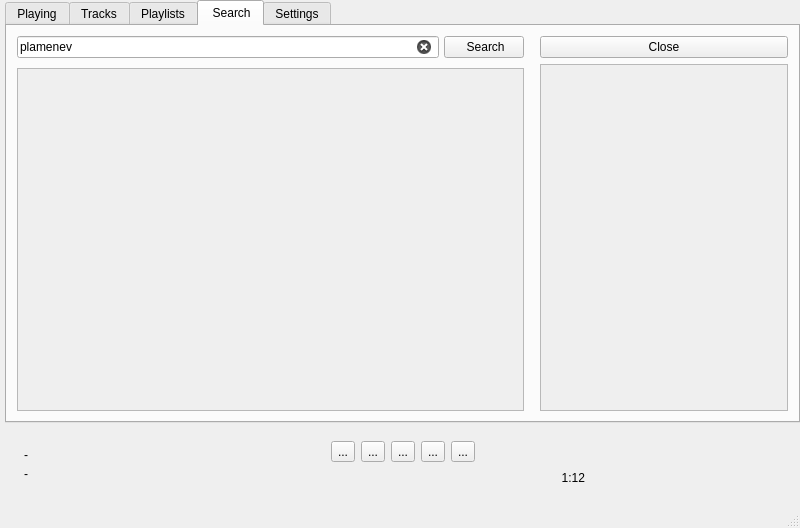
First picture: the form in serendipity/ui/desktop.ui, repository Firyst/MyMusicPlayer, before the edit.
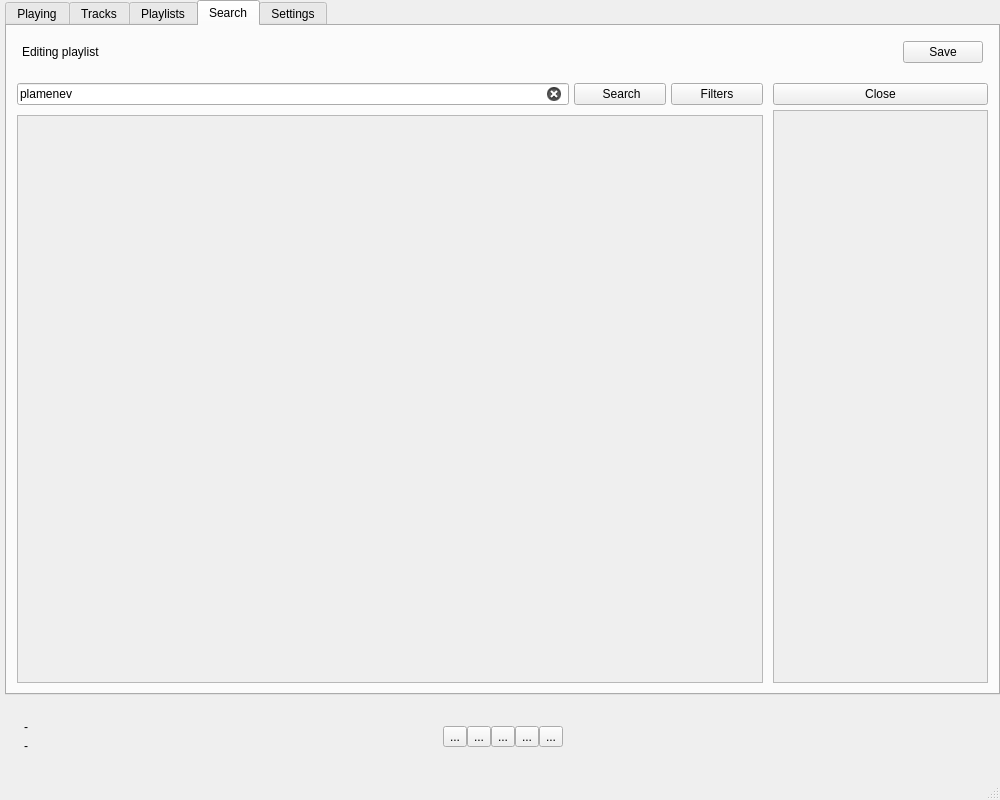
Second picture: the form after the edit. The open tabs and pages were chosen to show the change.

Commit message: Playlist edit functions Playlist delete Widget files separation Now full queue manager rework is required

Patch:
```diff
--- a/serendipity/ui/desktop.ui
+++ b/serendipity/ui/desktop.ui
@@ -6,8 +6,8 @@
    <rect>
     <x>0</x>
     <y>0</y>
-    <width>800</width>
-    <height>528</height>
+    <width>1000</width>
+    <height>800</height>
    </rect>
   </property>
   <property name="minimumSize">
@@ -20,7 +20,7 @@
    <string>MainWindow</string>
   </property>
   <widget class="QWidget" name="centralwidget">
-   <layout class="QGridLayout" name="gridLayout">
+   <layout class="QGridLayout" name="gridLayout" rowminimumheight="0,0">
     <property name="leftMargin">
      <number>5</number>
     </property>
@@ -98,6 +98,21 @@
        <item>
         <widget class="QWidget" name="player_middle" native="true">
          <layout class="QVBoxLayout" name="verticalLayout_6">
+          <property name="spacing">
+           <number>0</number>
+          </property>
+          <property name="leftMargin">
+           <number>0</number>
+          </property>
+          <property name="topMargin">
+           <number>0</number>
+          </property>
+          <property name="rightMargin">
+           <number>0</number>
+          </property>
+          <property name="bottomMargin">
+           <number>0</number>
+          </property>
           <item>
            <layout class="QHBoxLayout" name="player_buttons">
             <item>
@@ -200,20 +215,10 @@
            </layout>
           </item>
           <item>
-           <layout class="QHBoxLayout" name="player_time" stretch="1">
+           <layout class="QHBoxLayout" name="player_time">
             <property name="spacing">
              <number>10</number>
             </property>
-            <item>
-             <widget class="QLabel" name="label_current_time">
-              <property name="text">
-               <string>1:12</string>
-              </property>
-              <property name="alignment">
-               <set>Qt::AlignRight|Qt::AlignTrailing|Qt::AlignVCenter</set>
-              </property>
-             </widget>
-            </item>
            </layout>
           </item>
          </layout>
@@ -246,6 +251,12 @@
     </item>
     <item row="0" column="0">
      <widget class="QTabWidget" name="tab_widget">
+      <property name="minimumSize">
+       <size>
+        <width>0</width>
+        <height>0</height>
+       </size>
+      </property>
       <property name="tabPosition">
        <enum>QTabWidget::North</enum>
       </property>
@@ -559,9 +570,9 @@
       </widget>
       <widget class="QWidget" name="tab_search">
        <attribute name="title">
-        <string> Search</string>
+        <string>Search</string>
        </attribute>
-       <layout class="QGridLayout" name="gridLayout_4" rowstretch="0" columnstretch="0,0">
+       <layout class="QGridLayout" name="gridLayout_4" rowstretch="0,0" columnstretch="0,0">
         <property name="leftMargin">
          <number>5</number>
         </property>
@@ -574,7 +585,13 @@
         <property name="bottomMargin">
          <number>5</number>
         </property>
-        <item row="0" column="1">
+        <property name="horizontalSpacing">
+         <number>0</number>
+        </property>
+        <property name="verticalSpacing">
+         <number>5</number>
+        </property>
+        <item row="1" column="1">
          <widget class="QWidget" name="search_properties" native="true">
           <property name="sizePolicy">
            <sizepolicy hsizetype="Preferred" vsizetype="Preferred">
@@ -582,7 +599,16 @@
             <verstretch>0</verstretch>
            </sizepolicy>
           </property>
+          <property name="maximumSize">
+           <size>
+            <width>225</width>
+            <height>16777215</height>
+           </size>
+          </property>
           <layout class="QVBoxLayout" name="verticalLayout_5">
+           <property name="spacing">
+            <number>5</number>
+           </property>
            <property name="leftMargin">
             <number>5</number>
            </property>
@@ -607,6 +633,9 @@
            </item>
            <item>
             <widget class="QScrollArea" name="properties_area">
+             <property name="enabled">
+              <bool>true</bool>
+             </property>
              <property name="sizePolicy">
               <sizepolicy hsizetype="Preferred" vsizetype="Preferred">
                <horstretch>0</horstretch>
@@ -621,21 +650,37 @@
                <rect>
                 <x>0</x>
                 <y>0</y>
-                <width>242</width>
-                <height>322</height>
+                <width>213</width>
+                <height>551</height>
                </rect>
               </property>
               <property name="layoutDirection">
                <enum>Qt::LeftToRight</enum>
               </property>
-              <layout class="QVBoxLayout" name="verticalLayout_9"/>
+              <layout class="QVBoxLayout" name="verticalLayout_9">
+               <property name="spacing">
+                <number>5</number>
+               </property>
+               <property name="leftMargin">
+                <number>0</number>
+               </property>
+               <property name="topMargin">
+                <number>0</number>
+               </property>
+               <property name="rightMargin">
+                <number>0</number>
+               </property>
+               <property name="bottomMargin">
+                <number>0</number>
+               </property>
+              </layout>
              </widget>
             </widget>
            </item>
           </layout>
          </widget>
         </item>
-        <item row="0" column="0">
+        <item row="1" column="0">
          <widget class="QWidget" name="search_menu" native="true">
           <property name="sizePolicy">
            <sizepolicy hsizetype="Preferred" vsizetype="Preferred">
@@ -643,7 +688,7 @@
             <verstretch>0</verstretch>
            </sizepolicy>
           </property>
-          <layout class="QVBoxLayout" name="verticalLayout_7">
+          <layout class="QVBoxLayout" name="verticalLayout_7" stretch="0,0">
            <property name="spacing">
             <number>10</number>
            </property>
@@ -660,7 +705,7 @@
             <number>5</number>
            </property>
            <item>
-            <layout class="QHBoxLayout" name="search_field">
+            <layout class="QHBoxLayout" name="search_field" stretch="6,1,1">
              <property name="spacing">
               <number>5</number>
              </property>
@@ -698,7 +743,7 @@
              <item>
               <widget class="QPushButton" name="search_button">
                <property name="sizePolicy">
-                <sizepolicy hsizetype="Fixed" vsizetype="Preferred">
+                <sizepolicy hsizetype="Preferred" vsizetype="Preferred">
                  <horstretch>0</horstretch>
                  <verstretch>0</verstretch>
                 </sizepolicy>
@@ -717,6 +762,16 @@
                </property>
               </widget>
              </item>
+             <item>
+              <widget class="QPushButton" name="search_filter_button">
+               <property name="focusPolicy">
+                <enum>Qt::NoFocus</enum>
+               </property>
+               <property name="text">
+                <string>Filters</string>
+               </property>
+              </widget>
+             </item>
             </layout>
            </item>
            <item>
@@ -735,17 +790,89 @@
                <rect>
                 <x>0</x>
                 <y>0</y>
-                <width>501</width>
-                <height>313</height>
+                <width>744</width>
+                <height>544</height>
                </rect>
               </property>
-              <layout class="QVBoxLayout" name="verticalLayout"/>
+              <layout class="QVBoxLayout" name="verticalLayout">
+               <property name="spacing">
+                <number>5</number>
+               </property>
+               <property name="leftMargin">
+                <number>0</number>
+               </property>
+               <property name="topMargin">
+                <number>0</number>
+               </property>
+               <property name="rightMargin">
+                <number>0</number>
+               </property>
+               <property name="bottomMargin">
+                <number>0</number>
+               </property>
+              </layout>
              </widget>
             </widget>
            </item>
           </layout>
          </widget>
         </item>
+        <item row="0" column="0" colspan="2">
+         <widget class="QWidget" name="warning_widget_frame" native="true">
+          <layout class="QVBoxLayout" name="drhdh">
+           <property name="leftMargin">
+            <number>5</number>
+           </property>
+           <property name="topMargin">
+            <number>5</number>
+           </property>
+           <property name="rightMargin">
+            <number>5</number>
+           </property>
+           <property name="bottomMargin">
+            <number>5</number>
+           </property>
+           <item>
+            <widget class="QWidget" name="warning_widget" native="true">
+             <layout class="QHBoxLayout" name="horizontalLayout_6" stretch="10,0">
+              <property name="spacing">
+               <number>0</number>
+              </property>
+              <property name="leftMargin">
+               <number>5</number>
+              </property>
+              <property name="topMargin">
+               <number>5</number>
+              </property>
+              <property name="rightMargin">
+               <number>5</number>
+              </property>
+              <property name="bottomMargin">
+               <number>5</number>
+              </property>
+              <item>
+               <widget class="QLabel" name="label_editing_playlist">
+                <property name="text">
+                 <string>Editing playlist</string>
+                </property>
+               </widget>
+              </item>
+              <item>
+               <widget class="QPushButton" name="button_edit_finish">
+                <property name="focusPolicy">
+                 <enum>Qt::NoFocus</enum>
+                </property>
+                <property name="text">
+                 <string>Save</string>
+                </property>
+               </widget>
+              </item>
+             </layout>
+            </widget>
+           </item>
+          </layout>
+         </widget>
+        </item>
        </layout>
       </widget>
       <widget class="QWidget" name="tab_2">
```
Left out of the diff: 65 changed lines with no effect on the pictures. The commit also changes 20 other files.
